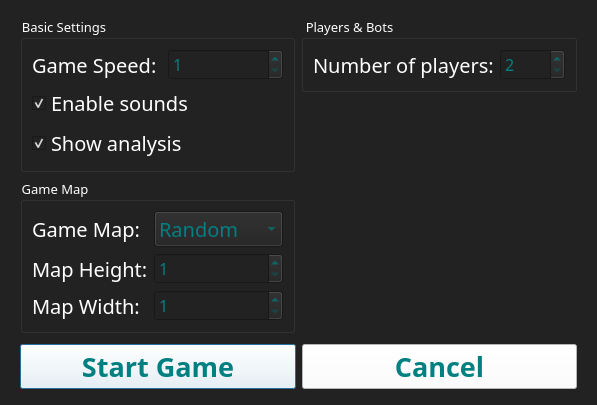
Before: the Qt Designer form src/localGameDialog/localGameDialog.ui in SZXC-WG/LocalGen-new, drawn with Qt 5.
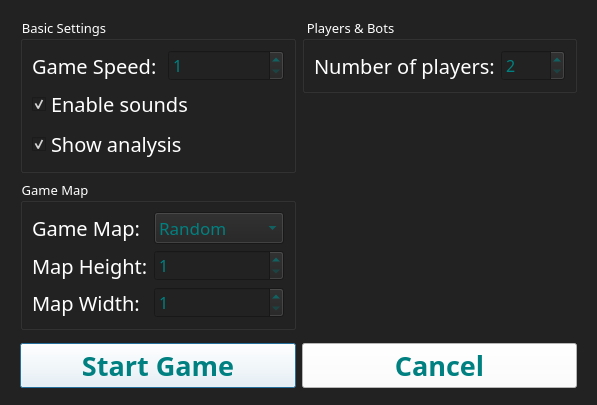
After: the same form once the commit is applied.

```diff
--- a/src/localGameDialog/localGameDialog.ui
+++ b/src/localGameDialog/localGameDialog.ui
@@ -176,7 +176,7 @@
             <property name="font">
              <font>
               <family>Quicksand</family>
-              <pointsize>15</pointsize>
+              <pointsize>13</pointsize>
              </font>
             </property>
             <property name="styleSheet">
@@ -325,7 +325,7 @@
                <number>2</number>
               </property>
               <property name="maximum">
-               <number>1000</number>
+               <number>12</number>
               </property>
              </widget>
             </item>
```
